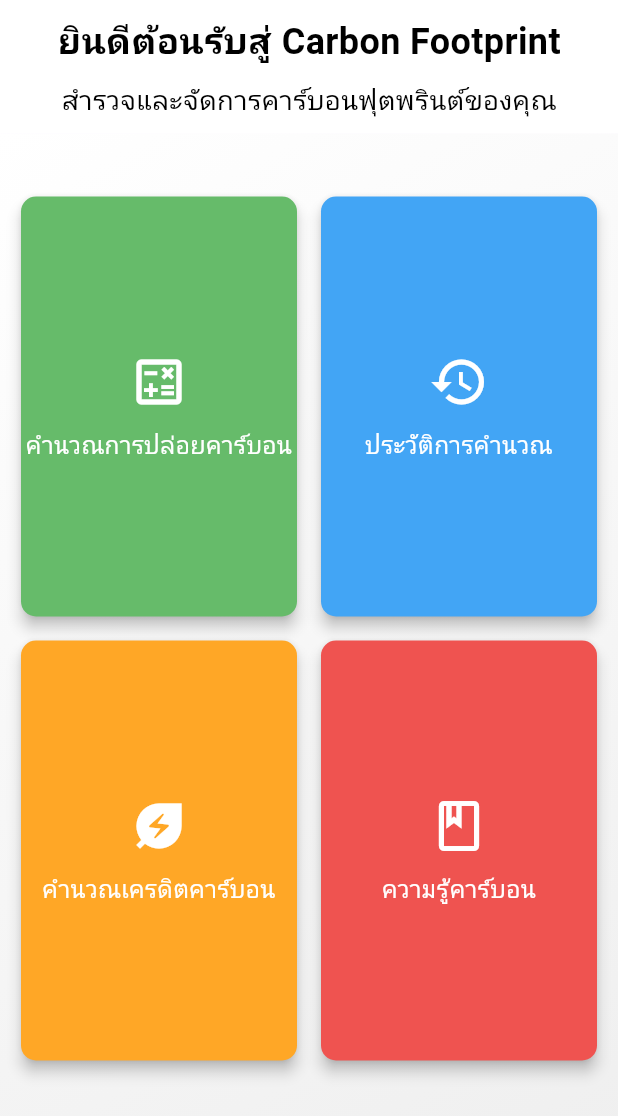
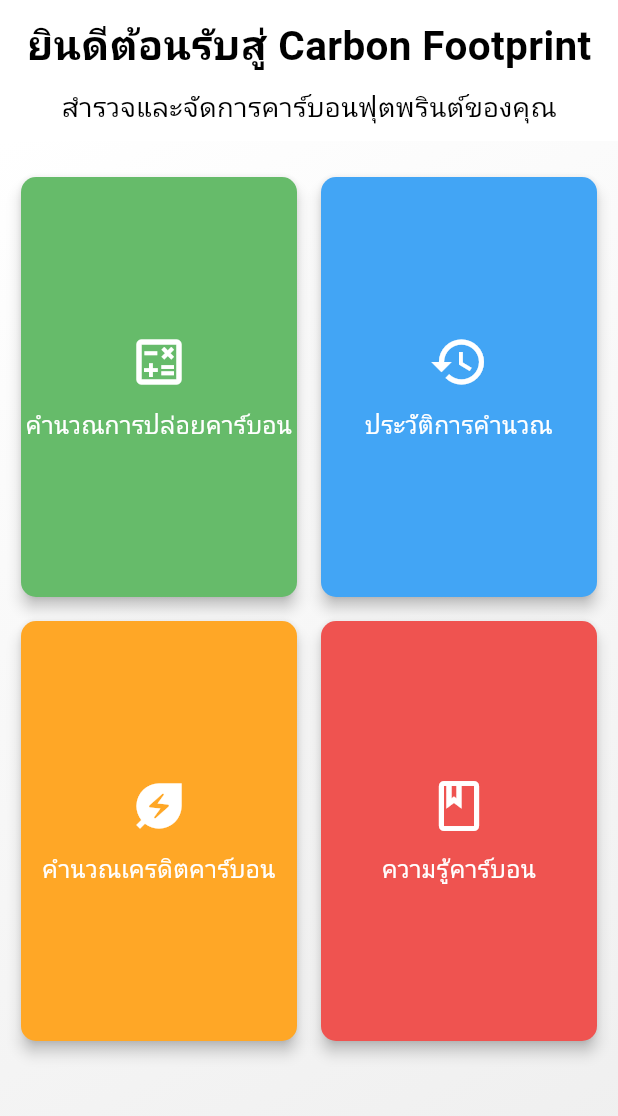
Before and after one commit to gofooq/project, a Flutter app: the HomeScreen screen opened directly, on a phone screen of 412 x 824 dp. Shown: the top 1116 px of the screen. Run offline on Flutter 3.47's test engine with Material 3 defaults, Android fonts, the phone set to English and light mode, and no system bars; our stand-ins replace cloud_firestore, curved_navigation_bar, firebase_auth, firebase_core, firebase_database, firebase_storage and 3 more; accounts and stored records are empty.

Commit message:
first commit

```diff
--- a/lib/Screen/HistoryScreen.dart
+++ b/lib/Screen/HistoryScreen.dart
@@ -31,7 +31,10 @@ class _HistoryScreenState extends State<HistoryScreen> {
   Widget build(BuildContext context) {
     return Scaffold(
       appBar: AppBar(
-        title: Text('ประวัติการคำนวณ'),
+        title: Text('ประวัติการคำนวณ',style: TextStyle(
+                    color: Colors.black,
+                    fontSize: 27,
+                    fontWeight: FontWeight.bold,),)
       ),
       body: StreamBuilder<QuerySnapshot>(
         stream: _firestore.collection('carbonCalculations').where('userId', isEqualTo: _auth.currentUser?.uid).orderBy('date', descending: true).snapshots(),
--- a/lib/main.dart
+++ b/lib/main.dart
@@ -377,11 +377,10 @@ class HomeScreen extends StatelessWidget {
     return Scaffold(
       body: Column(
         children: [
-          // วางข้อความด้านบนสุดของหน้าจอ
           Container(
             padding: const EdgeInsets.all(10),
             width: double.infinity,
-            color: const Color.fromARGB(255, 255, 255, 255), // พื้นหลังสีเขียว
+            color: const Color.fromARGB(255, 255, 255, 255),
             child: Column(
               crossAxisAlignment: CrossAxisAlignment.center,
               children: [
@@ -389,7 +388,7 @@ class HomeScreen extends StatelessWidget {
                   'ยินดีต้อนรับสู่ Carbon Footprint',
                   style: TextStyle(
                     color: Colors.black,
-                    fontSize: 24,
+                    fontSize: 27,
                     fontWeight: FontWeight.bold,
                   ),
                 ),
@@ -422,7 +421,7 @@ class HomeScreen extends StatelessWidget {
                   crossAxisAlignment: CrossAxisAlignment.center,
                   mainAxisAlignment: MainAxisAlignment.start,
                   children: [
-                    SizedBox(height: 28), // เพิ่มช่องว่าง
+                    SizedBox(height: 10), // เพิ่มช่องว่าง
                     Expanded(
                       child: GridView.count(
                         crossAxisCount: 2,
```
